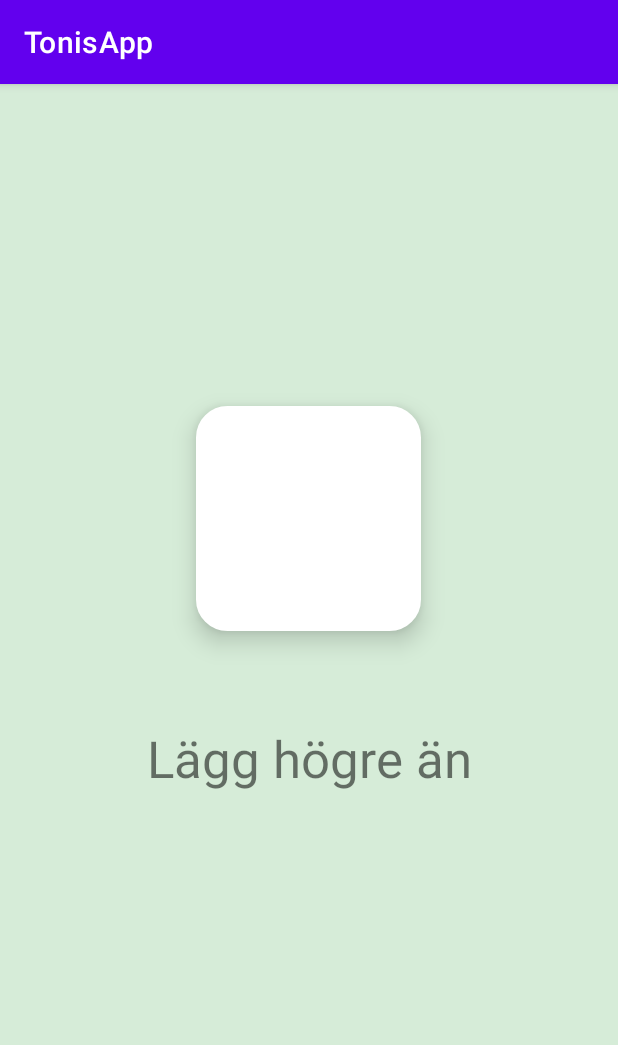
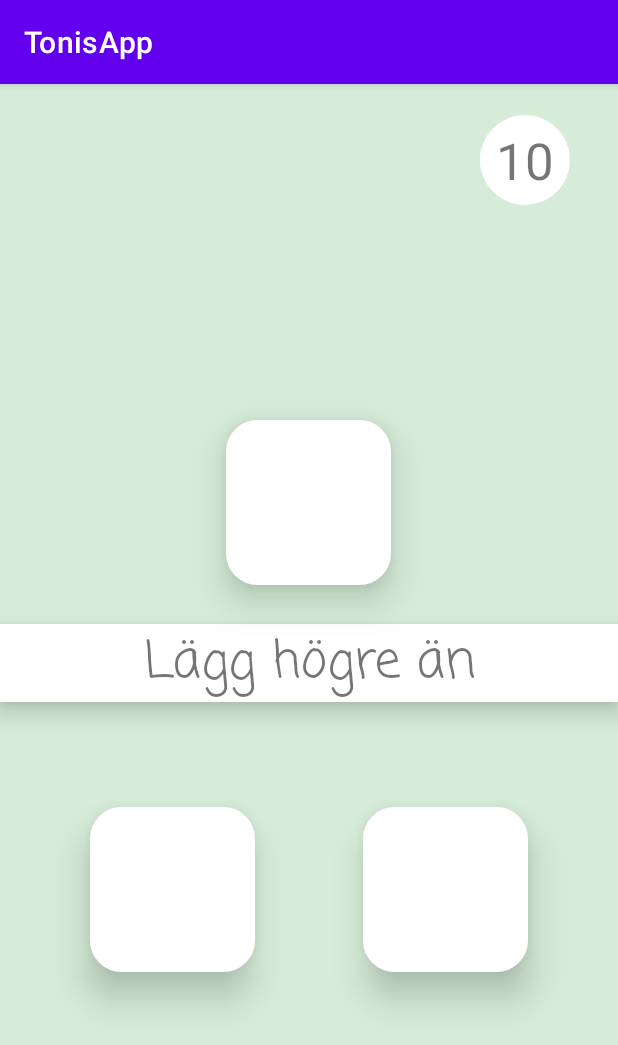
Before and after one commit to Noccis/TonisApp, an Android app: the screen it shows after launch (MainActivity), on a phone screen of 412 x 824 dp. Shown: the top 1045 px of the screen. Run offline under Robolectric (Android 15) with nearby library versions, the phone set to English and light mode, and no system bars.

Commit message:
Ficed shadow and elevation

```diff
--- a/app/src/main/java/com/example/tonisapp/MainActivity.kt
+++ b/app/src/main/java/com/example/tonisapp/MainActivity.kt
@@ -12,6 +12,10 @@ class MainActivity : AppCompatActivity() {
         setContentView(R.layout.activity_main)
 
         var mainNr: ImageView = findViewById(R.id.mainNrView)
-        mainNr.setElevation(15F)
+
     }
 }
+
+fun randomMainNr () {
+
+}
--- /dev/null
+++ b/app/src/main/res/drawable/circle.xml
@@ -0,0 +1,16 @@
+<?xml version="1.0" encoding="utf-8"?>
+
+<shape
+    xmlns:android="http://schemas.android.com/apk/res/android"
+    android:shape="oval">
+
+
+    <size
+        android:width="80dp"
+        android:height="80dp"/>
+
+
+    <!--- This is the background color -->
+    <solid android:color="#FFFFFF" />
+
+</shape>
--- a/app/src/main/res/layout/activity_main.xml
+++ b/app/src/main/res/layout/activity_main.xml
@@ -10,10 +10,15 @@
 
     <TextView
         android:id="@+id/hiLowTextView"
-        android:layout_width="wrap_content"
+        android:layout_width="match_parent"
         android:layout_height="wrap_content"
+        android:fontFamily="casual"
         android:text="Lägg högre än"
+        android:elevation="10dp"
+        android:textAlignment="center"
         android:textSize="34sp"
+        android:background="#FFFFFF"
+
         app:layout_constraintBottom_toTopOf="@+id/hiLowGuideline"
         app:layout_constraintEnd_toEndOf="parent"
         app:layout_constraintStart_toStartOf="parent" />
@@ -23,35 +28,93 @@
         android:layout_width="wrap_content"
         android:layout_height="wrap_content"
         android:orientation="horizontal"
-        app:layout_constraintGuide_begin="668dp" />
+        app:layout_constraintGuide_begin="592dp" />
 
     <androidx.constraintlayout.widget.Guideline
         android:id="@+id/hiLowGuideline"
         android:layout_width="wrap_content"
         android:layout_height="wrap_content"
         android:orientation="horizontal"
-        app:layout_constraintGuide_begin="472dp" />
+        app:layout_constraintGuide_begin="412dp" />
 
     <androidx.constraintlayout.widget.Guideline
         android:id="@+id/mainNrGuideline"
         android:layout_width="wrap_content"
         android:layout_height="wrap_content"
         android:orientation="horizontal"
-        app:layout_constraintGuide_begin="365dp" />
+        app:layout_constraintGuide_begin="334dp" />
 
     <ImageView
         android:id="@+id/mainNrView"
-        android:layout_width="150dp"
-        android:layout_height="150dp"
+        android:layout_width="110dp"
+        android:layout_height="110dp"
         android:background="@drawable/roundedcorner"
         android:paddingLeft="10dp"
         android:paddingTop="10dp"
         android:paddingRight="10dp"
         android:paddingBottom="10dp"
+        android:elevation="15dp"
         app:layout_constraintBottom_toTopOf="@+id/mainNrGuideline"
         app:layout_constraintEnd_toEndOf="parent"
         app:layout_constraintHorizontal_bias="0.498"
         app:layout_constraintStart_toStartOf="parent"
         app:srcCompat="@drawable/blank" />
 
+    <androidx.constraintlayout.widget.Guideline
+        android:id="@+id/scoreGuideline"
+        android:layout_width="wrap_content"
+        android:layout_height="wrap_content"
+        android:orientation="horizontal"
+        app:layout_constraintGuide_begin="81dp" />
+
+    <ImageView
+        android:id="@+id/playerCard1"
+        android:layout_width="110dp"
+        android:layout_height="110dp"
+        android:layout_marginStart="60dp"
+        android:background="@drawable/roundedcorner"
+        android:paddingLeft="10dp"
+        android:paddingTop="10dp"
+        android:paddingRight="10dp"
+        android:paddingBottom="10dp"
+        android:elevation="15dp"
+        app:layout_constraintBottom_toTopOf="@+id/playerCardGuideline"
+        app:layout_constraintStart_toStartOf="parent"
+        app:srcCompat="@drawable/blank" />
+
+    <ImageView
+        android:id="@+id/playerCard2"
+        android:layout_width="110dp"
+        android:layout_height="110dp"
+        android:layout_marginEnd="60dp"
+        android:background="@drawable/roundedcorner"
+        android:paddingLeft="10dp"
+        android:paddingTop="10dp"
+        android:paddingRight="10dp"
+        android:paddingBottom="10dp"
+        android:elevation="15dp"
+        app:layout_constraintBottom_toTopOf="@+id/playerCardGuideline"
+        app:layout_constraintEnd_toEndOf="parent"
+        app:srcCompat="@drawable/blank" />
+
+    <androidx.constraintlayout.widget.Barrier
+        android:id="@+id/barrier2"
+        android:layout_width="wrap_content"
+        android:layout_height="wrap_content"
+        app:barrierDirection="left"
+        app:constraint_referenced_ids="playerCard2" />
+
+    <TextView
+        android:id="@+id/scoreView"
+        android:layout_width="60dp"
+        android:layout_height="60dp"
+        android:layout_marginEnd="32dp"
+        android:background="@drawable/circle"
+        android:text="10"
+        android:textAlignment="center"
+        android:gravity="center"
+        android:textSize="34sp"
+        app:layout_constraintBottom_toTopOf="@+id/scoreGuideline"
+        app:layout_constraintEnd_toEndOf="parent" />
+
 </androidx.constraintlayout.widget.ConstraintLayout>
```
